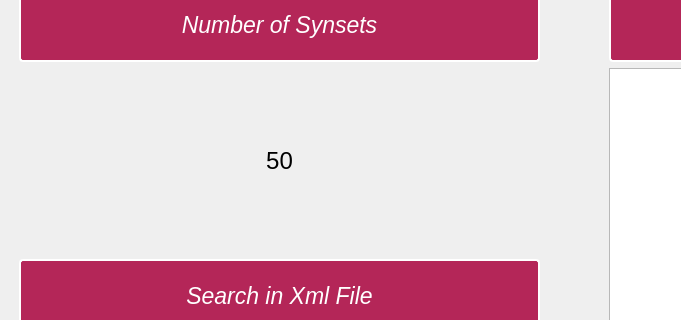
Qt form mainwindow.ui (EslamAsfour/XML_Editor) before a commit; both pictures show x 0 to 681 and y 81 to 401 of the 1229 by 702 pixel window.
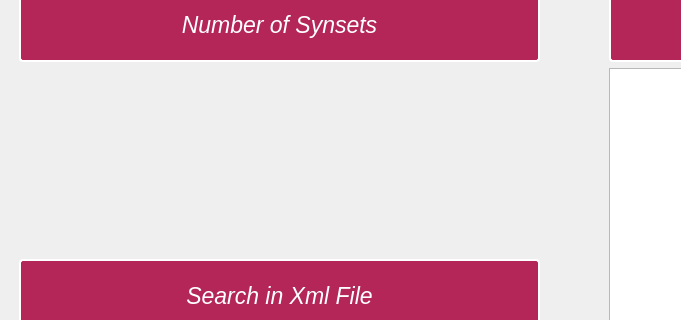
The same form after that commit. The open tabs and pages were chosen to show the change. Icons and pictures are not drawn.

Diff of the .ui file:
```diff
--- a/mainwindow.ui
+++ b/mainwindow.ui
@@ -449,7 +449,7 @@
                 </font>
                </property>
                <property name="text">
-                <string>50</string>
+                <string/>
                </property>
                <property name="alignment">
                 <set>Qt::AlignCenter</set>
```
Left out of the diff: 8 changed lines with no effect on the pictures.
